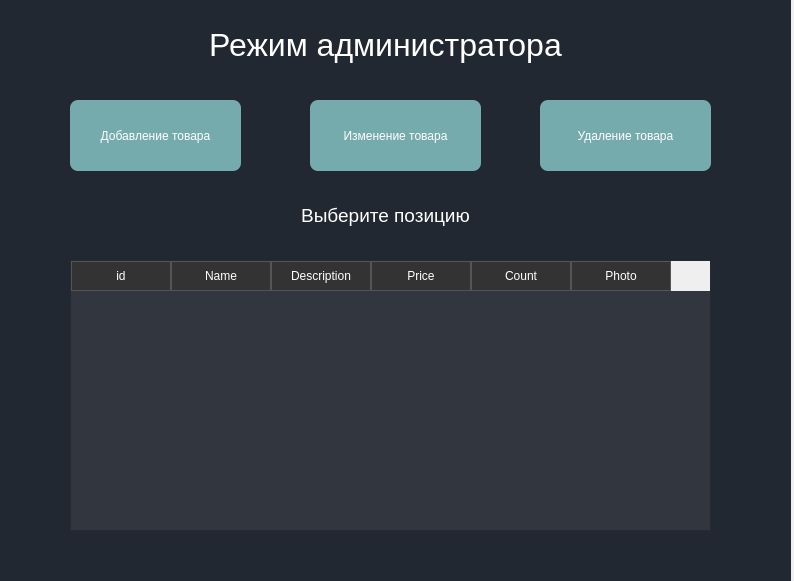
First picture: the form in ui/choose_mode.ui, repository xenon22313/Canc_shop, before the edit.
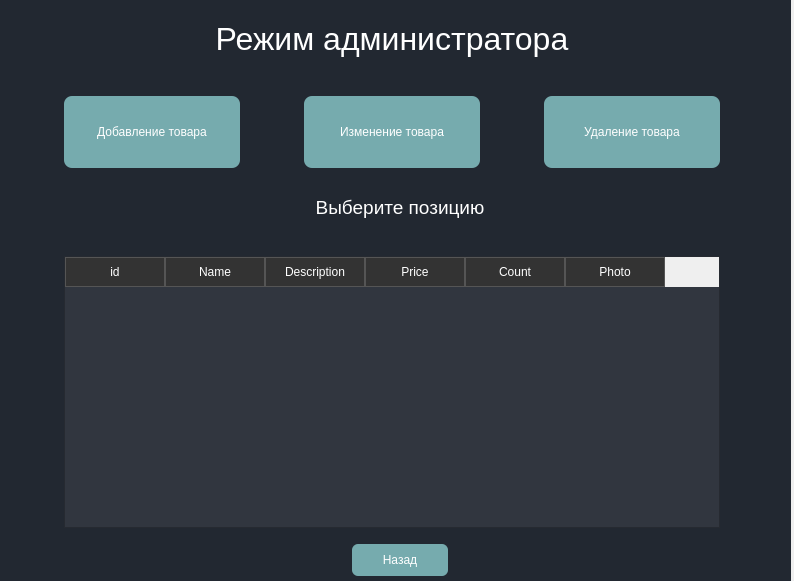
Second picture: the form after the edit.

Patch:
```diff
--- a/ui/choose_mode.ui
+++ b/ui/choose_mode.ui
@@ -20,10 +20,10 @@
    <widget class="QLabel" name="label">
     <property name="geometry">
      <rect>
-      <x>170</x>
-      <y>20</y>
-      <width>431</width>
-      <height>51</height>
+      <x>176</x>
+      <y>16</y>
+      <width>432</width>
+      <height>48</height>
      </rect>
     </property>
     <property name="text">
@@ -33,10 +33,10 @@
    <widget class="QPushButton" name="add_btn">
     <property name="geometry">
      <rect>
-      <x>70</x>
-      <y>100</y>
-      <width>171</width>
-      <height>71</height>
+      <x>64</x>
+      <y>96</y>
+      <width>176</width>
+      <height>72</height>
      </rect>
     </property>
     <property name="styleSheet">
@@ -63,10 +63,10 @@
    <widget class="QPushButton" name="change_btn">
     <property name="geometry">
      <rect>
-      <x>310</x>
-      <y>100</y>
-      <width>171</width>
-      <height>71</height>
+      <x>304</x>
+      <y>96</y>
+      <width>176</width>
+      <height>72</height>
      </rect>
     </property>
     <property name="styleSheet">
@@ -93,10 +93,10 @@
    <widget class="QPushButton" name="del_btn">
     <property name="geometry">
      <rect>
-      <x>540</x>
-      <y>100</y>
-      <width>171</width>
-      <height>71</height>
+      <x>544</x>
+      <y>96</y>
+      <width>176</width>
+      <height>72</height>
      </rect>
     </property>
     <property name="styleSheet">
@@ -123,10 +123,10 @@
    <widget class="QLabel" name="label_2">
     <property name="geometry">
      <rect>
-      <x>290</x>
-      <y>200</y>
-      <width>191</width>
-      <height>31</height>
+      <x>304</x>
+      <y>192</y>
+      <width>192</width>
+      <height>32</height>
      </rect>
     </property>
     <property name="text">
@@ -136,10 +136,10 @@
    <widget class="QTableWidget" name="product_table">
     <property name="geometry">
      <rect>
-      <x>70</x>
-      <y>260</y>
-      <width>641</width>
-      <height>271</height>
+      <x>64</x>
+      <y>256</y>
+      <width>656</width>
+      <height>272</height>
      </rect>
     </property>
     <property name="styleSheet">
@@ -225,6 +225,36 @@
      <string/>
     </property>
    </widget>
+   <widget class="QPushButton" name="back_btn">
+    <property name="geometry">
+     <rect>
+      <x>352</x>
+      <y>544</y>
+      <width>96</width>
+      <height>32</height>
+     </rect>
+    </property>
+    <property name="styleSheet">
+     <string notr="true">QPushButton {
+                background-color: #76ABAE;
+                color: white;
+                font: bold 11px 'Segoe UI';
+                border-radius: 6px;
+                padding: 6px 16px;
+                min-width: 50px;
+                border: none;
+            }
+            QPushButton:hover {
+                background-color: #5d8b8e;
+            }
+            QPushButton:pressed {
+                background-color: #4a6d6f;
+            }</string>
+    </property>
+    <property name="text">
+     <string>Назад</string>
+    </property>
+   </widget>
    <zorder>label_3</zorder>
    <zorder>label</zorder>
    <zorder>add_btn</zorder>
@@ -232,6 +262,7 @@
    <zorder>del_btn</zorder>
    <zorder>label_2</zorder>
    <zorder>product_table</zorder>
+   <zorder>back_btn</zorder>
   </widget>
  </widget>
  <resources/>
```
